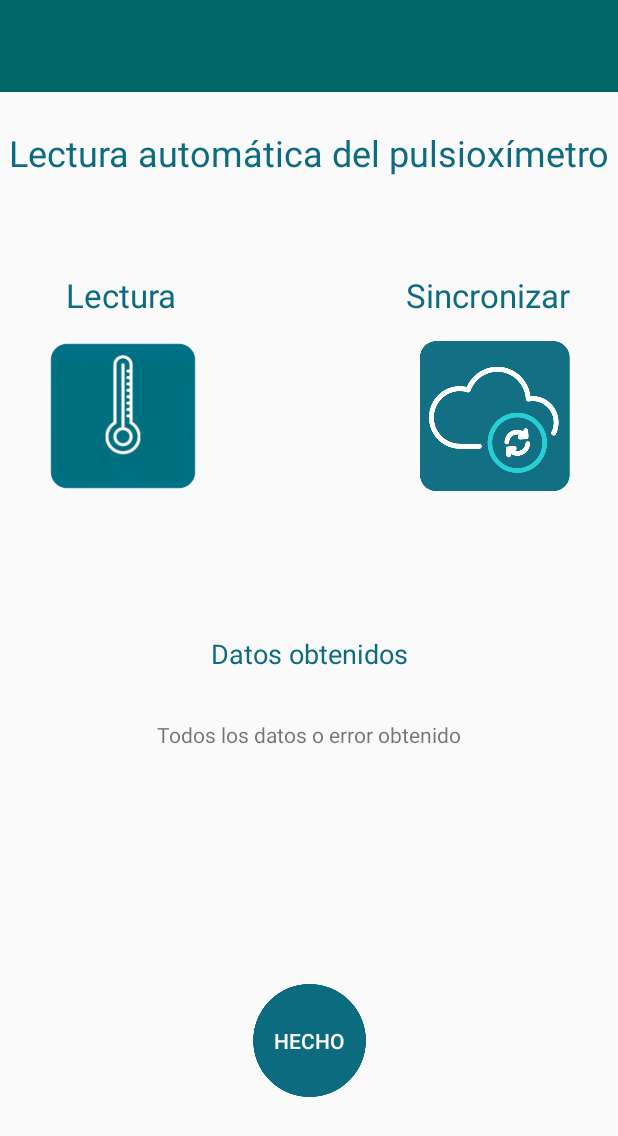
After one commit to Sergioggvm/ProyectoHospitalGambia, an Android app: the ActivityPulsioximetro screen opened directly, with no data from a screen before it, on a phone screen of 412 x 824 dp. The commit adds this screen. Shown: the top 1136 px of the screen. Run offline under Robolectric (Android 15) with nearby library versions, the phone set to English and light mode, and no system bars.

Commit message:
añadidas activities lectura bluetooth, falla oximetro

```diff
--- a/app/build.gradle.kts
+++ b/app/build.gradle.kts
@@ -33,6 +33,9 @@ android {
     kotlinOptions {
         jvmTarget = "1.8"
     }
+    buildFeatures {
+        viewBinding = true
+    }
 }
 
 dependencies {
@@ -42,6 +45,7 @@ dependencies {
     implementation("com.google.android.material:material:1.10.0")
     implementation("androidx.constraintlayout:constraintlayout:2.1.4")
     implementation("androidx.gridlayout:gridlayout:1.0.0")
+    implementation("androidx.activity:activity:1.8.0")
 
 
     // NavComponent
--- /dev/null
+++ b/app/src/main/java/com/example/proyectohospitalgambia/app/ActivityPulsioximetro.kt
@@ -0,0 +1,21 @@
+package com.example.proyectohospitalgambia.app
+
+import android.os.Bundle
+import androidx.activity.enableEdgeToEdge
+import androidx.appcompat.app.AppCompatActivity
+import androidx.core.view.ViewCompat
+import androidx.core.view.WindowInsetsCompat
+import com.example.proyectohospitalgambia.R
+
+class ActivityPulsioximetro : AppCompatActivity() {
+    override fun onCreate(savedInstanceState: Bundle?) {
+        super.onCreate(savedInstanceState)
+        enableEdgeToEdge()
+        setContentView(R.layout.activity_pulsioximetro)
+        ViewCompat.setOnApplyWindowInsetsListener(findViewById(R.id.main)) { v, insets ->
+            val systemBars = insets.getInsets(WindowInsetsCompat.Type.systemBars())
+            v.setPadding(systemBars.left, systemBars.top, systemBars.right, systemBars.bottom)
+            insets
+        }
+    }
+}
--- /dev/null
+++ b/app/src/main/res/layout/activity_pulsioximetro.xml
@@ -0,0 +1,117 @@
+<?xml version="1.0" encoding="utf-8"?>
+<androidx.constraintlayout.widget.ConstraintLayout xmlns:android="http://schemas.android.com/apk/res/android"
+    xmlns:app="http://schemas.android.com/apk/res-auto"
+    xmlns:tools="http://schemas.android.com/tools"
+    android:id="@+id/main"
+    android:layout_width="match_parent"
+    android:layout_height="match_parent"
+    tools:context=".app.ActivityPulsioximetro">
+
+    <androidx.appcompat.widget.Toolbar
+        android:id="@+id/toolbar_Principal"
+        android:layout_width="414dp"
+        android:layout_height="61dp"
+        android:background="@color/azul_toolbar"
+        android:minHeight="?attr/actionBarSize"
+        android:theme="?attr/actionBarTheme"
+        app:layout_constraintEnd_toEndOf="parent"
+        app:layout_constraintHorizontal_bias="0.2"
+        app:layout_constraintStart_toStartOf="parent"
+        app:layout_constraintTop_toTopOf="parent"
+        app:titleTextColor="@color/white" />
+
+    <Button
+        android:id="@+id/btn_leerDatosPulsioximetro"
+        android:layout_width="100dp"
+        android:layout_height="100dp"
+        android:layout_marginStart="32dp"
+        android:layout_marginTop="16dp"
+        android:background="@drawable/icono_termometro"
+        android:contentDescription="@string/txt_Lectura"
+        app:layout_constraintStart_toStartOf="parent"
+        app:layout_constraintTop_toBottomOf="@+id/tv_Lectura" />
+
+    <TextView
+        android:id="@+id/tv_lecturaPulsioximetro"
+        android:layout_width="wrap_content"
+        android:layout_height="wrap_content"
+        android:layout_marginTop="24dp"
+        android:text="@string/txt_lecturaPulsioximetro"
+        android:textColor="@color/azul_texto"
+        android:textSize="24sp"
+        app:layout_constraintEnd_toEndOf="parent"
+        app:layout_constraintStart_toStartOf="parent"
+        app:layout_constraintTop_toBottomOf="@+id/toolbar_Principal" />
+
+    <TextView
+        android:id="@+id/tv_Lectura"
+        android:layout_width="wrap_content"
+        android:layout_height="wrap_content"
+        android:layout_marginStart="44dp"
+        android:layout_marginTop="64dp"
+        android:text="@string/txt_Lectura"
+        android:textColor="@color/azul_texto"
+        android:textSize="22sp"
+        app:layout_constraintStart_toStartOf="parent"
+        app:layout_constraintTop_toBottomOf="@+id/tv_lecturaPulsioximetro" />
+
+    <TextView
+        android:id="@+id/tv_Sincronizar"
+        android:layout_width="wrap_content"
+        android:layout_height="wrap_content"
+        android:layout_marginTop="64dp"
+        android:layout_marginEnd="32dp"
+        android:text="@string/txt_sincronizar"
+        android:textColor="@color/azul_texto"
+        android:textSize="22sp"
+        app:layout_constraintEnd_toEndOf="parent"
+        app:layout_constraintTop_toBottomOf="@+id/tv_lecturaPulsioximetro" />
+
+    <Button
+        android:id="@+id/btn_SincronizarDatosTermometro"
+        android:layout_width="100dp"
+        android:layout_height="100dp"
+        android:layout_marginTop="16dp"
+        android:layout_marginEnd="32dp"
+        android:background="@drawable/boton_recarga"
+        android:contentDescription="@string/txt_sincronizar"
+        app:layout_constraintEnd_toEndOf="parent"
+        app:layout_constraintTop_toBottomOf="@+id/tv_Sincronizar" />
+
+    <TextView
+        android:id="@+id/tv_temperaturaObtenida"
+        android:layout_width="wrap_content"
+        android:layout_height="wrap_content"
+        android:layout_marginTop="96dp"
+        android:text="@string/txt_datosObtenidos"
+        android:textColor="@color/azul_texto"
+        android:textSize="18sp"
+        app:layout_constraintEnd_toEndOf="parent"
+        app:layout_constraintStart_toStartOf="parent"
+        app:layout_constraintTop_toBottomOf="@+id/btn_SincronizarDatosTermometro" />
+
+    <TextView
+        android:id="@+id/tv_ResultadoTemperatura"
+        android:layout_width="wrap_content"
+        android:layout_height="wrap_content"
+        android:layout_marginTop="32dp"
+        android:text="Todos los datos o error obtenido"
+        app:layout_constraintEnd_toEndOf="parent"
+        app:layout_constraintStart_toStartOf="parent"
+        app:layout_constraintTop_toBottomOf="@+id/tv_temperaturaObtenida" />
+
+    <Button
+        android:id="@+id/btn_doneTemperatura"
+        android:layout_width="75dp"
+        android:layout_height="75dp"
+        android:layout_marginTop="96dp"
+        android:layout_marginBottom="32dp"
+        android:background="@drawable/boton_done"
+        android:backgroundTint="@color/azul_texto"
+        android:text="@string/txt_Hecho"
+        android:textColor="@color/white"
+        app:layout_constraintBottom_toBottomOf="parent"
+        app:layout_constraintEnd_toEndOf="parent"
+        app:layout_constraintStart_toStartOf="parent"
+        app:layout_constraintTop_toBottomOf="@+id/tv_ResultadoTemperatura" />
+</androidx.constraintlayout.widget.ConstraintLayout>
--- a/app/src/main/res/values/colors.xml
+++ b/app/src/main/res/values/colors.xml
@@ -7,4 +7,5 @@
     <color name="azul_toolbar">#006666</color>
     <color name="azul_fondo">#d7edf0</color>
     <color name="azul_texto">#0d6b80</color>
+    <color name="azul_btnDone">#29cbd3</color>
 </resources>
--- a/app/src/main/res/values/strings.xml
+++ b/app/src/main/res/values/strings.xml
@@ -146,7 +146,16 @@
     <string name="txtbtn_ActividadSocial">Ir a Actividades Sociales</string>
     <string name="txtbtn_Osat">Ir a Osat</string>
 
+    <string name="txt_lecturaTermometro">Lectura automática del termómetro</string>
+    <string name="txt_Lectura">Lectura</string>
+    <string name="txt_Temperatura">Temperatura</string>
+    <string name="txt_sincronizar">Sincronizar</string>
+    <string name="txt_temperaturaObtenida">Temperatura obtenida</string>
 
 
 
+    <string name="txt_lecturaPulsioximetro">Lectura automática del pulsioxímetro</string>
+    <string name="txt_datosObtenidos">Datos obtenidos</string>
+
+
 </resources>
```
Also changed, not shown: app/src/main/AndroidManifest.xml (+12 -7 lines), app/src/main/java/com/example/proyectohospitalgambia/app/ActivityTermometro.kt (added, +13 -0 lines), app/src/main/res/layout/activity_termometro.xml (added, +117 -0 lines), app/src/main/res/layout/fragment_menu__introducir__manual.xml (+8 -0 lines), app/src/main/res/layout/fragment_menu_deporte_suenno.xml (+29 -12 lines), app/src/main/res/drawable/icono_termometro.png (added).
